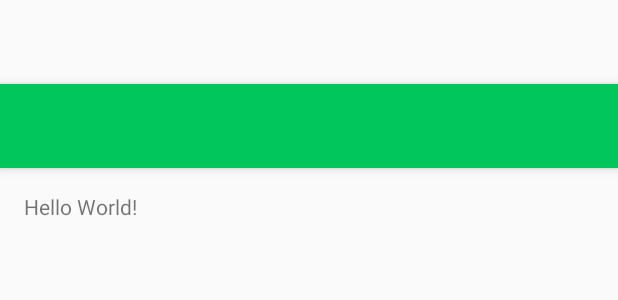
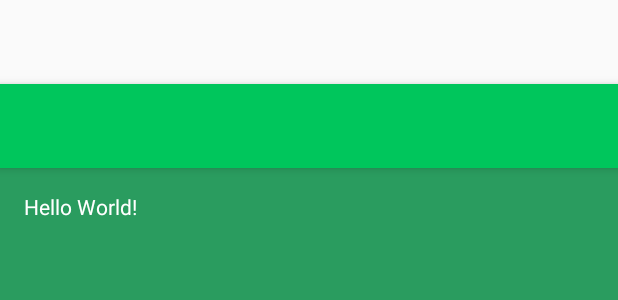
Before and after one commit to CEBracco/MEMORIABraccoCuevas, an Android app: the layout activity_main.xml on its own in the app's theme, with its tools: preview values and no code run, on a phone screen of 412 x 824 dp. Shown: the top 300 px of the screen. Run offline under Robolectric (Android 15) with nearby library versions, the phone set to English and light mode, and no system bars.

Commit message:
otro gato

```diff
--- a/app/src/main/res/layout/content_main.xml
+++ b/app/src/main/res/layout/content_main.xml
@@ -9,6 +9,7 @@
     android:paddingLeft="@dimen/activity_horizontal_margin"
     android:paddingRight="@dimen/activity_horizontal_margin"
     android:paddingTop="@dimen/activity_vertical_margin"
+    android:background="#2A9C5F"
     app:layout_behavior="@string/appbar_scrolling_view_behavior"
     tools:context="ar.org.cedica.memoriabraccocuevas.MainActivity"
     tools:showIn="@layout/activity_main">
@@ -16,5 +17,6 @@
     <TextView
         android:layout_width="wrap_content"
         android:layout_height="wrap_content"
+        android:textColor="#FFFFFF"
         android:text="Hello World!" />
 </RelativeLayout>
```
